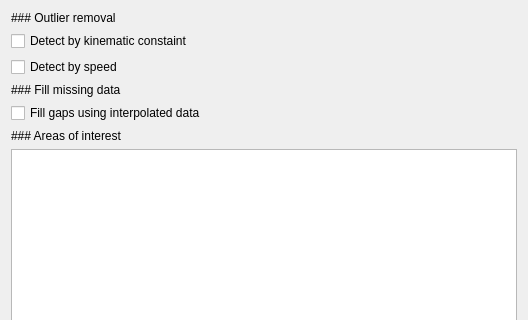
First picture: the form in src/tacty/ui/forms/postprocessing.ui, repository TactileLibrary/tacty, before the edit; both pictures show x 0 to 528 and y 0 to 320 of the 528 by 703 pixel window.
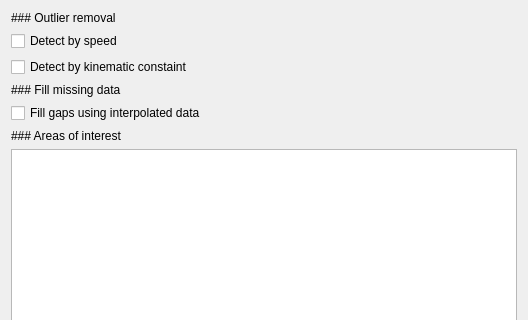
Second picture: the form after the edit.

Diff of the .ui file:
```diff
--- a/src/tacty/ui/forms/postprocessing.ui
+++ b/src/tacty/ui/forms/postprocessing.ui
@@ -30,16 +30,6 @@
      </property>
     </widget>
    </item>
-   <item>
-    <widget class="QCheckBox" name="outlierAnatomy">
-     <property name="toolTip">
-      <string>Removes finger markers that are too close or too far from the palm marker</string>
-     </property>
-     <property name="text">
-      <string>Detect by kinematic constaint</string>
-     </property>
-    </widget>
-   </item>
    <item>
     <widget class="QCheckBox" name="outlierSpeed">
      <property name="toolTip">
@@ -50,6 +40,16 @@
      </property>
     </widget>
    </item>
+   <item>
+    <widget class="QCheckBox" name="outlierAnatomy">
+     <property name="toolTip">
+      <string>Removes finger markers that are too close or too far from the palm marker</string>
+     </property>
+     <property name="text">
+      <string>Detect by kinematic constaint</string>
+     </property>
+    </widget>
+   </item>
    <item>
     <widget class="QLabel" name="missingLabel">
      <property name="text">
```
